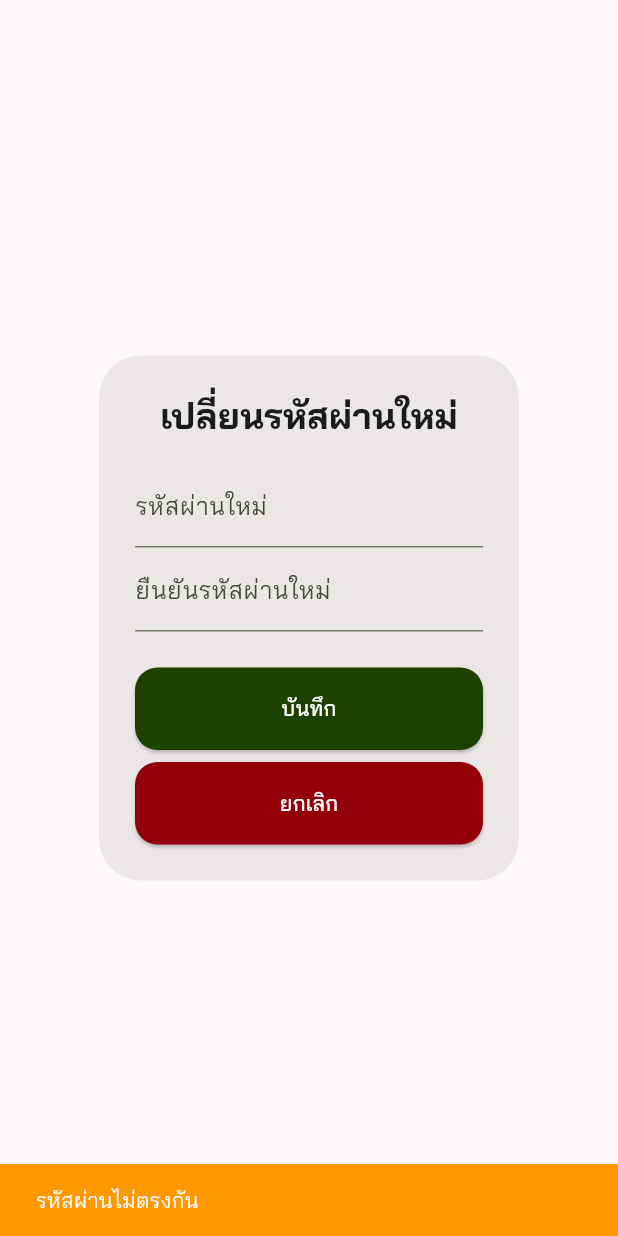
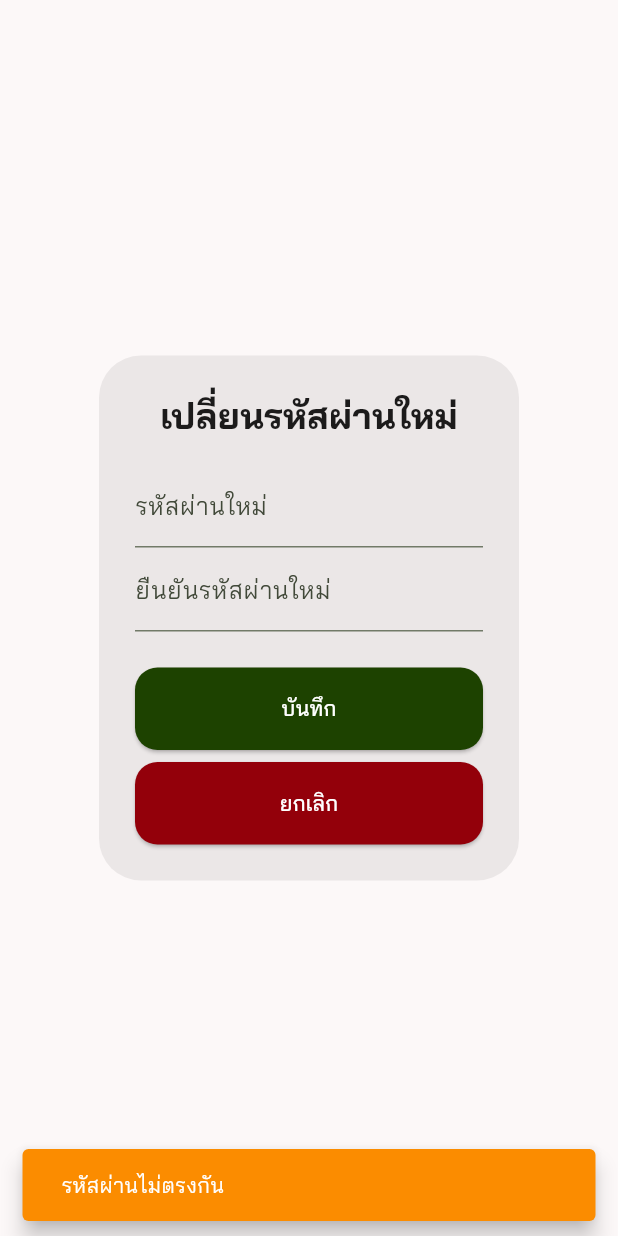
Before and after one commit to DucKyWay/srv_paperless, a Flutter app: the ChangePasswordDialog widget shown alone on an empty page, opened directly, after a tap on "บันทึก", on a phone screen of 412 x 824 dp. Run offline on Flutter 3.47's test engine with Material 3 defaults, Android fonts, the phone set to English and light mode, and no system bars; our stand-ins replace cloud_firestore, file_picker, firebase_auth, firebase_core, flutter_dotenv, flutter_riverpod and 2 more; missing offline and left inert: bcrypt, minio; accounts and stored records are empty; generated files the repository leaves out were written again.

Commit message:
feat: add snackbar on accept note decline project

```diff
--- /dev/null
+++ b/lib/core/utils/snackbar_util.dart
@@ -0,0 +1,40 @@
+import 'package:flutter/material.dart';
+
+class SnackBarWidget {
+  static void primary(BuildContext context, String text) {
+    _show(context, text, color: Colors.blue.shade600);
+  }
+
+  static void success(BuildContext context, String text) {
+    _show(context, text, color: Colors.green.shade500);
+  }
+
+  static void warning(BuildContext context, String text) {
+    _show(context, text, color: Colors.orange.shade600);
+  }
+
+  static void error(BuildContext context, String text) {
+    _show(context, text, color: Colors.red.shade500);
+  }
+
+  static void _show(BuildContext context, String text, {required Color color}) {
+    final messenger = ScaffoldMessenger.of(context);
+
+    messenger.clearSnackBars();
+
+    messenger.showSnackBar(
+      SnackBar(
+        behavior: SnackBarBehavior.floating,
+        backgroundColor: color,
+        content: Row(
+          children: [
+            const SizedBox(width: 10),
+            Expanded(
+              child: Text(text, style: const TextStyle(color: Colors.white)),
+            ),
+          ],
+        ),
+      ),
+    );
+  }
+}
--- a/lib/widgets/user_profile/change_password_dialog.dart
+++ b/lib/widgets/user_profile/change_password_dialog.dart
@@ -1,5 +1,8 @@
 import 'package:flutter/material.dart';
 import 'package:flutter_riverpod/flutter_riverpod.dart';
+import 'package:srv_paperless/core/utils/snackbar_util.dart';
+import 'package:srv_paperless/core/utils/snackbar_util.dart';
+import 'package:srv_paperless/core/utils/snackbar_util.dart';
 import 'package:srv_paperless/services/auth_service.dart';
 import 'package:srv_paperless/widgets/custom_button.dart';
 
@@ -13,7 +16,12 @@ class ChangePasswordDialog extends ConsumerWidget {
         TextEditingController();
 
     return AlertDialog(
-      title: const Center(child: Text("เปลี่ยนรหัสผ่านใหม่", style: TextStyle(fontWeight: FontWeight.bold))),
+      title: const Center(
+        child: Text(
+          "เปลี่ยนรหัสผ่านใหม่",
+          style: TextStyle(fontWeight: FontWeight.bold),
+        ),
+      ),
       content: Column(
         mainAxisSize: MainAxisSize.min,
         children: [
@@ -41,16 +49,16 @@ class ChangePasswordDialog extends ConsumerWidget {
 
                 if (context.mounted) {
                   Navigator.pop(context); // ปิด Dialog
-                  _showSnackBar(context, "เปลี่ยนรหัสผ่านสำเร็จ", Colors.green);
+                  SnackBarWidget.success(context, "เปลี่ยนรหัสผ่านสำเร็จ");
                 }
               } catch (e) {
-                _showSnackBar(context, e.toString(), Colors.red);
+                SnackBarWidget.error(context, e.toString());
               }
             } else {
-              _showSnackBar(context, "รหัสผ่านไม่ตรงกัน", Colors.orange);
+              SnackBarWidget.warning(context, "รหัสผ่านไม่ตรงกัน");
             }
           },
-          text: const Text("บันทึก", style: TextStyle(color: Colors.white),),
+          text: const Text("บันทึก", style: TextStyle(color: Colors.white)),
           color: Color(0xFF1D4200),
           height: 55,
           border: 15,
@@ -58,7 +66,7 @@ class ChangePasswordDialog extends ConsumerWidget {
         SizedBox(height: 8),
         CustomButton(
           onPressed: () => Navigator.pop(context),
-          text: const Text("ยกเลิก", style: TextStyle(color: Colors.white),),
+          text: const Text("ยกเลิก", style: TextStyle(color: Colors.white)),
           color: Theme.of(context).colorScheme.onErrorContainer,
           height: 55,
           border: 15,
@@ -66,13 +74,4 @@ class ChangePasswordDialog extends ConsumerWidget {
       ],
     );
   }
-
-  ScaffoldFeatureController<SnackBar, SnackBarClosedReason> _showSnackBar(BuildContext context, String text, Color color) {
-    return ScaffoldMessenger.of(context).showSnackBar(
-      SnackBar(
-        content: Text(text),
-        backgroundColor: color,
-      ),
-    );
-  }
 }
```
Also changed, not shown: lib/views/budgets/project_request_screen.dart (+14 -2 lines), lib/views/user/projects/project_approved_submit_screen.dart (+4 -8 lines), lib/views/user/projects/project_create_screen.dart (+12 -14 lines), lib/views/user/user_home_screen.dart (+3 -13 lines), lib/views/user/user_profile_screen.dart (+3 -12 lines), pubspec.lock, 1 other file.
